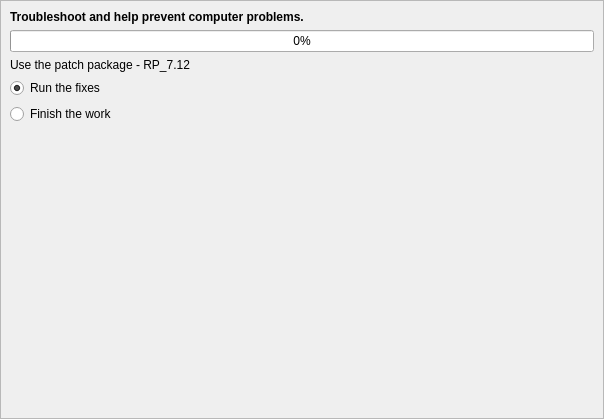
Before: the Qt Designer form src/app/checkwizardpage.ui in august-alt/alt-diagnostic-tool, drawn with Qt 5.
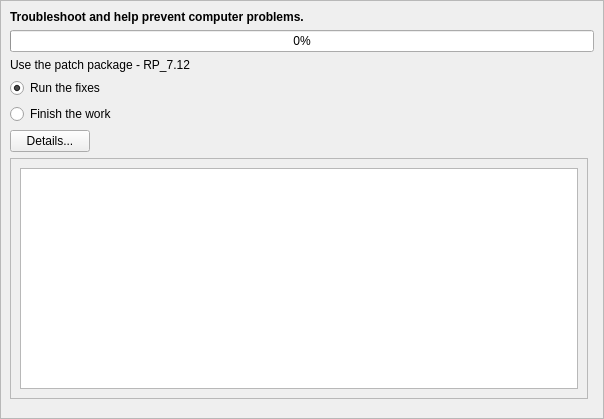
After: the same form once the commit is applied.

Commit message: feat: add detail push button, scroll area, text edit

Diff of the .ui file:
```diff
--- a/src/app/checkwizardpage.ui
+++ b/src/app/checkwizardpage.ui
@@ -53,10 +53,16 @@
       <property name="spacing">
        <number>6</number>
       </property>
-      <item row="1" column="0" colspan="2">
-       <widget class="QProgressBar" name="mainProgressBar">
-        <property name="value">
-         <number>0</number>
+      <item row="7" column="0">
+       <widget class="QPushButton" name="detailsPushButton">
+        <property name="sizePolicy">
+         <sizepolicy hsizetype="Maximum" vsizetype="Fixed">
+          <horstretch>0</horstretch>
+          <verstretch>0</verstretch>
+         </sizepolicy>
+        </property>
+        <property name="text">
+         <string>Details...</string>
         </property>
        </widget>
       </item>
@@ -70,33 +76,36 @@
         </property>
        </widget>
       </item>
-      <item row="6" column="0">
-       <widget class="QRadioButton" name="finishRadioButton">
-        <property name="text">
-         <string>Finish the work</string>
-        </property>
-       </widget>
-      </item>
-      <item row="4" column="0">
-       <widget class="QLabel" name="currentStatusLabel">
-        <property name="text">
-         <string>Use the patch package - RP_7.12</string>
-        </property>
-       </widget>
-      </item>
-      <item row="7" column="0" colspan="2">
+      <item row="9" column="0" colspan="2">
        <spacer name="verticalSpacer">
         <property name="orientation">
          <enum>Qt::Vertical</enum>
         </property>
+        <property name="sizeType">
+         <enum>QSizePolicy::Maximum</enum>
+        </property>
         <property name="sizeHint" stdset="0">
          <size>
           <width>548</width>
-          <height>267</height>
+          <height>10</height>
          </size>
         </property>
        </spacer>
       </item>
+      <item row="1" column="0" colspan="2">
+       <widget class="QProgressBar" name="mainProgressBar">
+        <property name="value">
+         <number>0</number>
+        </property>
+       </widget>
+      </item>
+      <item row="6" column="0">
+       <widget class="QRadioButton" name="finishRadioButton">
+        <property name="text">
+         <string>Finish the work</string>
+        </property>
+       </widget>
+      </item>
       <item row="0" column="0">
        <widget class="QLabel" name="topLabel">
         <property name="font">
@@ -110,6 +119,35 @@
         </property>
        </widget>
       </item>
+      <item row="4" column="0">
+       <widget class="QLabel" name="currentStatusLabel">
+        <property name="text">
+         <string>Use the patch package - RP_7.12</string>
+        </property>
+       </widget>
+      </item>
+      <item row="8" column="0">
+       <widget class="QScrollArea" name="detailScrollArea">
+        <property name="widgetResizable">
+         <bool>true</bool>
+        </property>
+        <widget class="QWidget" name="scrollAreaWidgetContents">
+         <property name="geometry">
+          <rect>
+           <x>0</x>
+           <y>0</y>
+           <width>572</width>
+           <height>211</height>
+          </rect>
+         </property>
+         <layout class="QGridLayout" name="gridLayout_3">
+          <item row="0" column="0">
+           <widget class="QTextEdit" name="detailSextEdit"/>
+          </item>
+         </layout>
+        </widget>
+       </widget>
+      </item>
      </layout>
     </widget>
    </item>
```
The commit also changes 1 other file.
